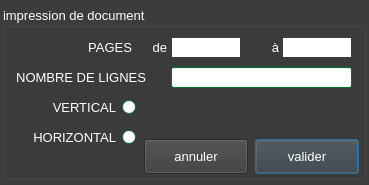
First picture: the form in ui/yeroth-erp-imprimer-dialog.ui, repository xnoumbissinoundou/yeroth-erp-3.0, before the edit.
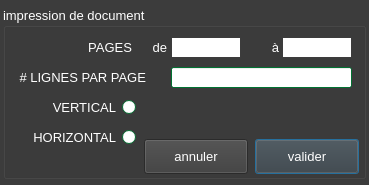
Second picture: the form after the edit. Custom widgets are drawn as their Qt base class.

```diff
--- a/ui/yeroth-erp-imprimer-dialog.ui
+++ b/ui/yeroth-erp-imprimer-dialog.ui
@@ -2862,7 +2862,7 @@
      </rect>
     </property>
     <property name="text">
-     <string>NOMBRE DE LIGNES</string>
+     <string># LIGNES PAR PAGE</string>
     </property>
     <property name="alignment">
      <set>Qt::AlignRight|Qt::AlignTrailing|Qt::AlignVCenter</set>
```
